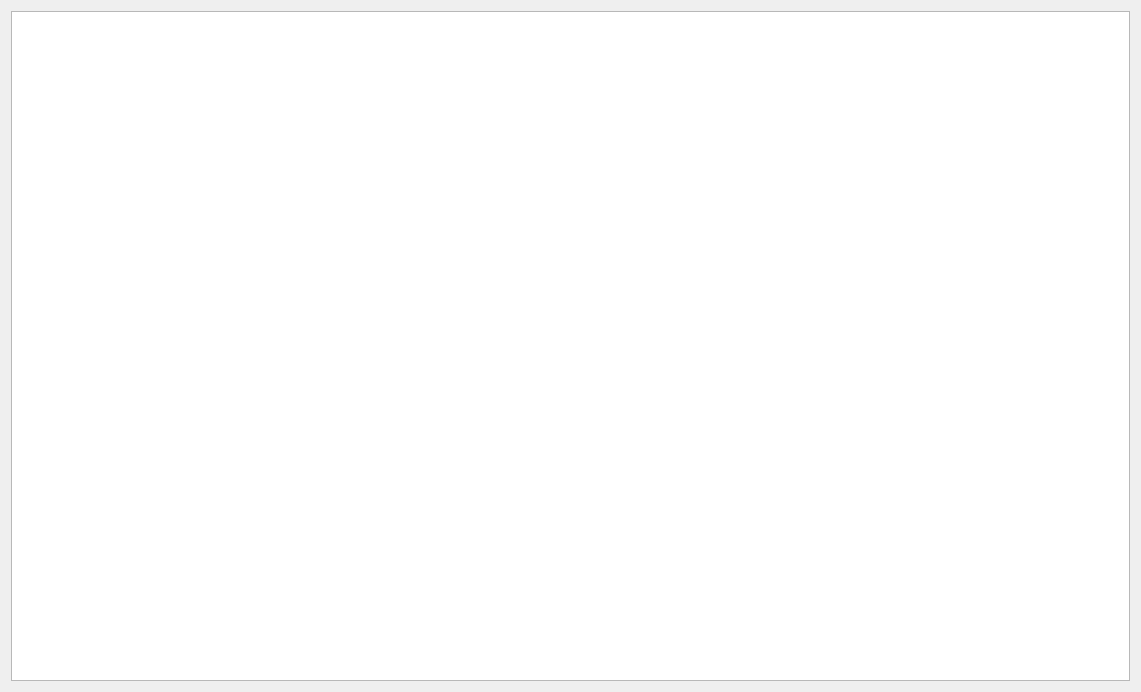
This is dbjornal.ui in vlarry/emulator as Qt 5 draws it before an edit. The edited form follows.
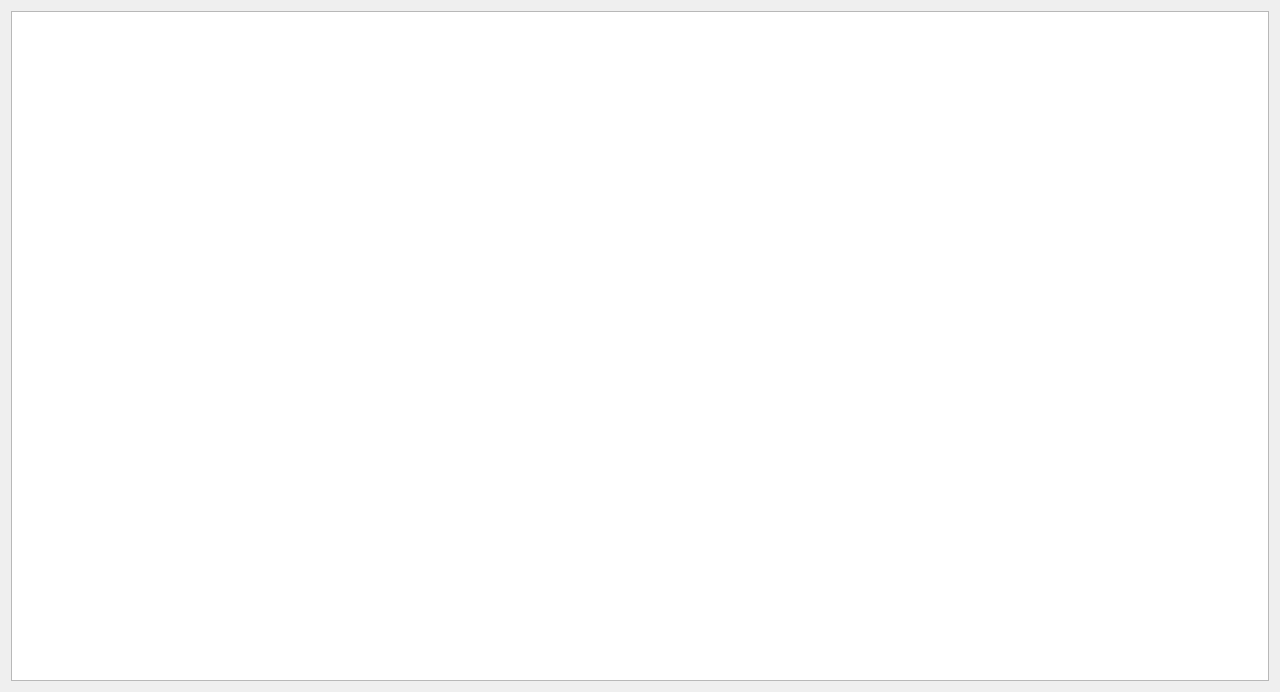
This is the edited form.

What changed in the file:
```diff
--- a/dbjornal.ui
+++ b/dbjornal.ui
@@ -6,7 +6,7 @@
    <rect>
     <x>0</x>
     <y>0</y>
-    <width>1141</width>
+    <width>1280</width>
     <height>692</height>
    </rect>
   </property>
```
